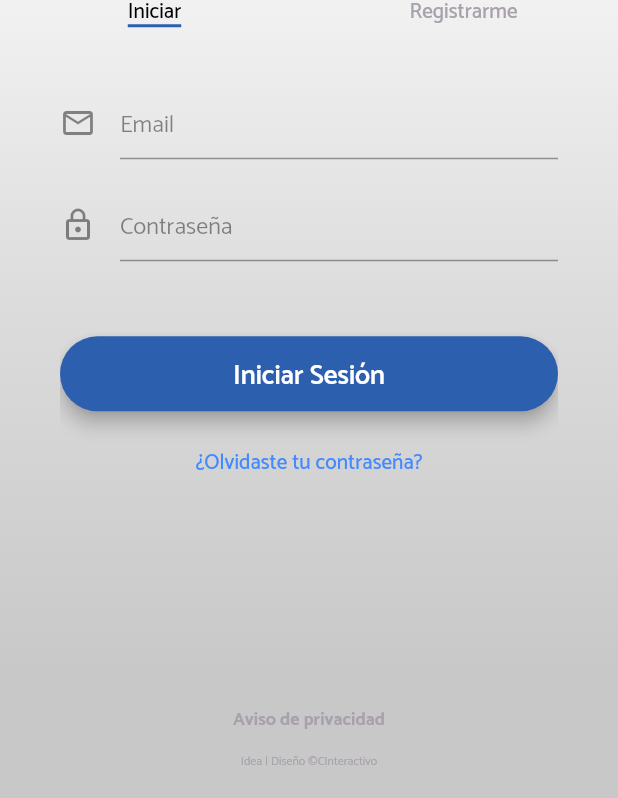
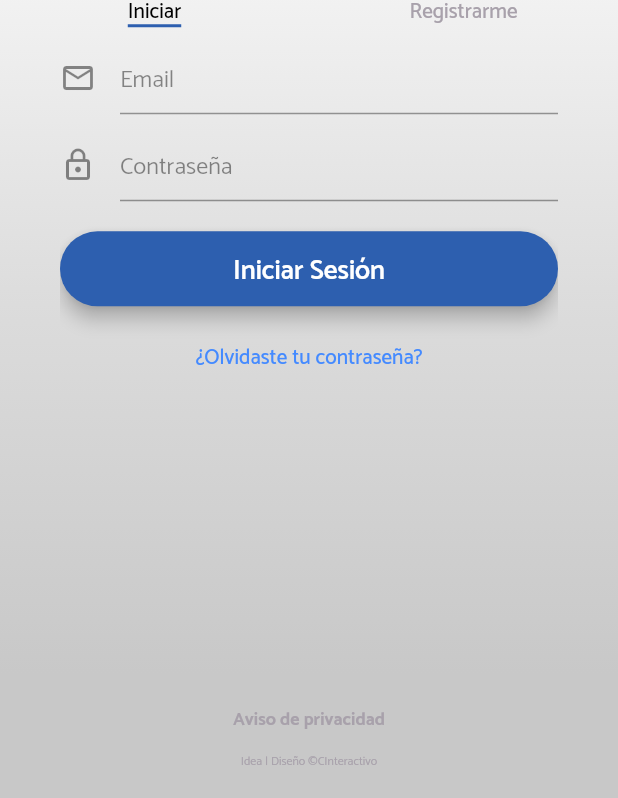
Before and after one commit to ElZombieIsra/ecodsa_app, a Flutter app: the AuthScreen screen opened by its route, on a phone screen of 412 x 824 dp, the part 438-1236 px from its top. Run offline on Flutter 3.47's test engine with Material 2 defaults, Android fonts, the phone set to English and light mode, and no system bars; our stand-ins replace bloc, carousel_slider, equatable, flutter_bloc, font_awesome_flutter, hydrated_bloc and 1 more; generated files the repository leaves out were written again; statements that could not run were skipped.

Commit message:
Some auth logic

```diff
--- a/lib/blocs/auth/authpage_bloc.dart
+++ b/lib/blocs/auth/authpage_bloc.dart
@@ -1,8 +1,13 @@
 import 'dart:async';
+
 import 'package:bloc/bloc.dart';
+
 import './bloc.dart';
+import '../../models/user.dart';
+import '../../services/api.dart';
 
 class AuthpageBloc extends Bloc<AuthpageEvent, AuthpageState> {
+  final EcodsaApi api = EcodsaApi();
   @override
   AuthpageState get initialState => InitialAuthpageState();
 
@@ -10,6 +15,10 @@ class AuthpageBloc extends Bloc<AuthpageEvent, AuthpageState> {
   Stream<AuthpageState> mapEventToState(
     AuthpageEvent event,
   ) async* {
-    // TODO: Add Logic
+    if (event is AuthPageRegister) {
+      yield LoadingAuthpageState();
+      User user = await api.register(event.name, event.email, event.password);
+      yield LoadedAuthpageState(user);
+    }
   }
 }
--- a/lib/blocs/auth/authpage_event.dart
+++ b/lib/blocs/auth/authpage_event.dart
@@ -2,4 +2,17 @@ import 'package:equatable/equatable.dart';
 
 abstract class AuthpageEvent extends Equatable {
   const AuthpageEvent();
+  @override
+  List<Object> get props => null;
 }
+
+class AuthPageRegister extends AuthpageEvent {
+  final String name;
+  final String email;
+  final String password;
+
+  AuthPageRegister(this.name, this.email, this.password);
+
+  @override
+  List<Object> get props => [this.name, this.email, this.password];
+}
--- a/lib/blocs/auth/authpage_state.dart
+++ b/lib/blocs/auth/authpage_state.dart
@@ -1,10 +1,21 @@
+import 'package:ecodsa_app/models/user.dart';
 import 'package:equatable/equatable.dart';
 
 abstract class AuthpageState extends Equatable {
   const AuthpageState();
-}
-
-class InitialAuthpageState extends AuthpageState {
   @override
   List<Object> get props => [];
 }
+
+class InitialAuthpageState extends AuthpageState {}
+
+class LoadingAuthpageState extends AuthpageState {}
+
+class LoadedAuthpageState extends AuthpageState {
+  final User user;
+
+  LoadedAuthpageState(this.user);
+
+  @override
+  List<Object> get props => [this.user];
+}
--- a/lib/components/TextFields/login_textfield.dart
+++ b/lib/components/TextFields/login_textfield.dart
@@ -7,10 +7,12 @@ class EcodsaLoginTextfield extends StatelessWidget {
   final Widget suffix;
   final TextInputType keyboardType;
   final bool obscureText;
+  final TextEditingController controller;
 
   const EcodsaLoginTextfield({
     Key key,
     @required this.icon,
+    @required this.controller,
     this.hint,
     this.suffix,
     this.keyboardType,
--- a/lib/models/user.dart
+++ b/lib/models/user.dart
@@ -18,8 +18,8 @@ class User extends Equatable {
 
   User(
     this.email,
-    this.name,
-    this.password, {
+    this.name, {
+    this.password,
     this.accessToken,
     this.refreshToken,
   });
--- a/lib/screens/auth/authScreen.dart
+++ b/lib/screens/auth/authScreen.dart
@@ -1,8 +1,10 @@
+import 'package:ecodsa_app/blocs/auth/bloc.dart';
 import 'package:ecodsa_app/components/Buttons/rounded_button.dart';
 import 'package:ecodsa_app/components/TextFields/login_textfield.dart';
 import 'package:flutter/material.dart';
 import 'package:ecodsa_app/style.dart' as Style;
 import 'package:ecodsa_app/globals.dart' as globals;
+import 'package:flutter_bloc/flutter_bloc.dart';
 
 class AuthScreen extends StatefulWidget {
   @override
@@ -11,6 +13,9 @@ class AuthScreen extends StatefulWidget {
 
 class _AuthScreenState extends State<AuthScreen>
     with SingleTickerProviderStateMixin {
+  final TextEditingController _emailController = TextEditingController();
+  final TextEditingController _passController = TextEditingController();
+  final TextEditingController _nameController = TextEditingController();
   @override
   void initState() {
     super.initState();
@@ -18,9 +23,11 @@ class _AuthScreenState extends State<AuthScreen>
 
   @override
   Widget build(BuildContext context) {
-    final screenSize = MediaQuery.of(context).size;
+    // final screenSize = MediaQuery.of(context).size;
     return Scaffold(
       body: SafeArea(
+        child: BlocProvider(
+          builder: (ctx) => AuthpageBloc(),
           child: Container(
             decoration: BoxDecoration(
               gradient: LinearGradient(
@@ -60,6 +67,7 @@ class _AuthScreenState extends State<AuthScreen>
                   ),
                   Flexible(
                     flex: 3,
+                    fit: FlexFit.tight,
                     child: _tabview(),
                   ),
                   FlatButton(
@@ -78,8 +86,9 @@ class _AuthScreenState extends State<AuthScreen>
                         style: Style.mutedText(fontSize: 8.0),
                       ),
                     ),
+                  )
+                ],
               ),
-              ],
             ),
           ),
         ),
@@ -91,44 +100,55 @@ class _AuthScreenState extends State<AuthScreen>
     Widget _register = Column(
       children: <Widget>[
         EcodsaLoginTextfield(
+          controller: _nameController,
           icon: Icon(Icons.person_outline),
           hint: "Nombre completo",
         ),
-        globals.separator(height: 20.0),
+        globals.separator(height: 10.0),
         EcodsaLoginTextfield(
+          controller: _emailController,
           icon: Icon(Icons.mail_outline),
           hint: "Email",
           keyboardType: TextInputType.emailAddress,
         ),
-        globals.separator(height: 20.0),
+        globals.separator(height: 10.0),
         EcodsaLoginTextfield(
+          controller: _passController,
           icon: Icon(Icons.lock_outline),
           hint: "Contraseña",
           obscureText: true,
         ),
-        globals.separator(height: 50.0),
+        globals.separator(height: 20.0),
         EcodsaRoundedButton(
           text: "Registrar",
           width: 500.0,
           height: 50.0,
-          onPressed: () {},
+          onPressed: () {
+            BlocProvider.of<AuthpageBloc>(context).dispatch(AuthPageRegister(
+              _nameController.text,
+              _emailController.text,
+              _passController.text,
+            ));
+          },
         ),
       ],
     );
     Widget _login = Column(
       children: <Widget>[
         EcodsaLoginTextfield(
+          controller: _emailController,
           icon: Icon(Icons.mail_outline),
           hint: "Email",
           keyboardType: TextInputType.emailAddress,
         ),
-        globals.separator(height: 20.0),
+        globals.separator(height: 10.0),
         EcodsaLoginTextfield(
+          controller: _passController,
           icon: Icon(Icons.lock_outline),
           hint: "Contraseña",
           obscureText: true,
         ),
-        globals.separator(height: 50.0),
+        globals.separator(height: 20.0),
         EcodsaRoundedButton(
           text: "Iniciar Sesión",
           width: 500.0,
@@ -148,7 +168,7 @@ class _AuthScreenState extends State<AuthScreen>
       ],
     );
     return Padding(
-      padding: const EdgeInsets.all(40.0),
+      padding: const EdgeInsets.symmetric(horizontal: 40.0, vertical: 10.0),
       child: TabBarView(
         children: <Widget>[
           _login,
--- a/pubspec.yaml
+++ b/pubspec.yaml
@@ -1,7 +1,7 @@
 name: ecodsa_app
 description: ECODSA
 
-version: 0.0.3
+version: 0.0.4
 
 environment:
   sdk: ">=2.2.2 <3.0.0"
```
Also changed, not shown: lib/models/user.g.dart. Lines whose indentation alone changed are shown as unchanged.
